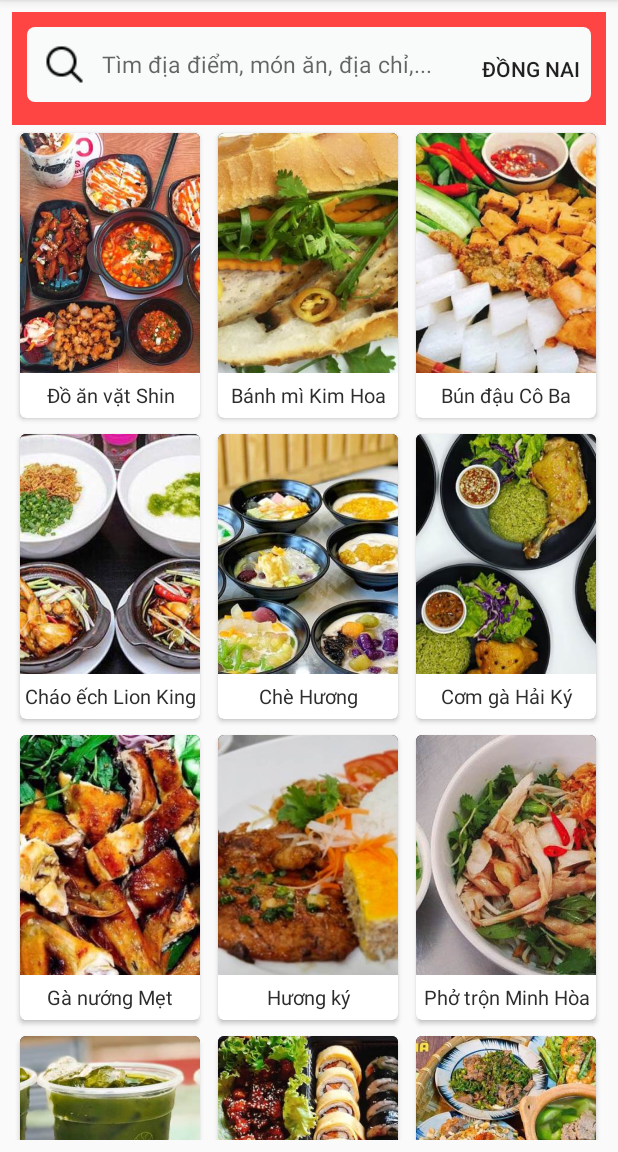
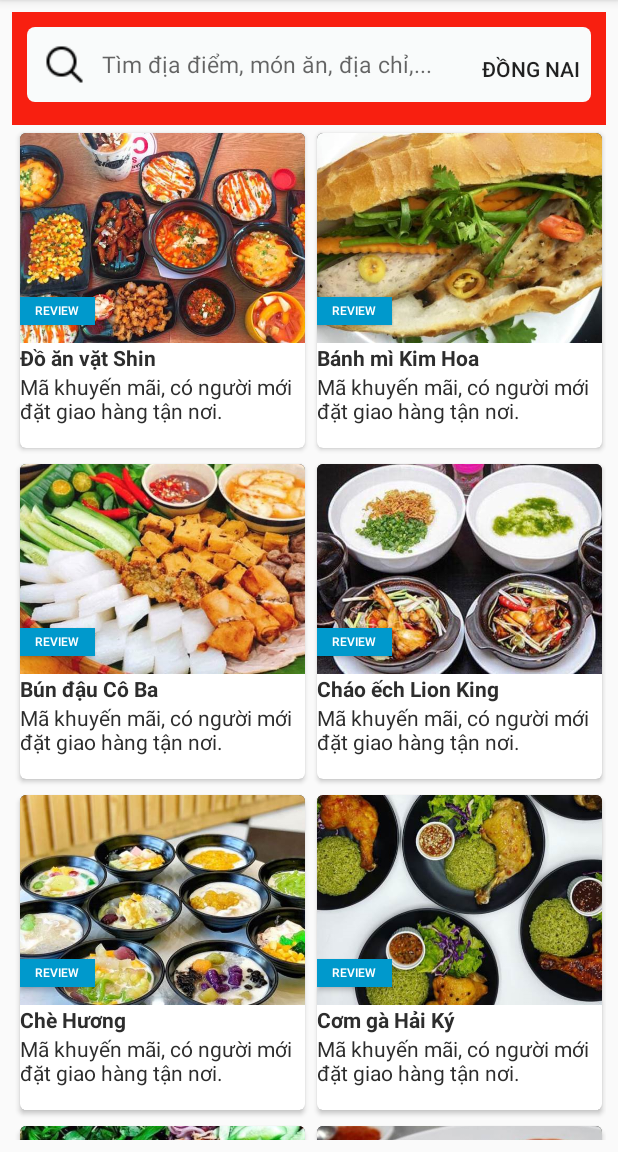
Before and after one commit to leminhphuoc/FoodyProjectAndroid, an Android app: the RestaurantList screen opened directly, with no data from a screen before it, on a phone screen of 412 x 824 dp, the part 84-1236 px from its top. Run offline under Robolectric (Android 15) with nearby library versions, the phone set to English and light mode, and no system bars.

Commit message:
update RestaurantList

```diff
--- a/src/app/src/main/java/hcmute/edu/vn/nhom02/foodyproject/RestaurantList.java
+++ b/src/app/src/main/java/hcmute/edu/vn/nhom02/foodyproject/RestaurantList.java
@@ -33,7 +33,7 @@ public class RestaurantList extends AppCompatActivity {
         lstRestaurant.add(new Restaurant("Xôi gà Mỹ Huệ", "Đặng Văn Trơn, Hiệp Hoà, Tp. Biên Hòa, Đồng Nai", "Ăn vặt", R.drawable.dongnoixoiga));
         RecyclerView myrv = (RecyclerView) findViewById(R.id.recyclerview_id);
         RecyclerViewAdapter myAdapter = new RecyclerViewAdapter(this, lstRestaurant);
-        myrv.setLayoutManager(new GridLayoutManager(this, 3));
+        myrv.setLayoutManager(new GridLayoutManager(this, 2));
         myrv.setAdapter(myAdapter);
     }
 }
--- a/src/app/src/main/res/layout/activity_restaurant_list.xml
+++ b/src/app/src/main/res/layout/activity_restaurant_list.xml
@@ -13,7 +13,7 @@
         android:layout_width="match_parent"
         android:layout_height="wrap_content"
         android:layout_weight="9"
-        android:background="@android:color/holo_red_light">
+        android:background="#F81F10">
 
         <EditText
             android:id="@+id/name"
--- a/src/app/src/main/res/layout/cardview_item_restaurant.xml
+++ b/src/app/src/main/res/layout/cardview_item_restaurant.xml
@@ -4,8 +4,8 @@
     android:id="@+id/cardview_id"
     android:clickable="true"
     android:foreground="?android:attr/selectableItemBackground"
-    android:layout_width="120dp"
-    android:layout_height="190dp"
+    android:layout_width="190dp"
+    android:layout_height="210dp"
     xmlns:cardview="http://schemas.android.com/apk/res-auto"
     android:layout_margin="5dp"
     cardview:cardCornerRadius="4dp">
@@ -15,21 +15,52 @@
         android:layout_width="match_parent"
         android:layout_height="match_parent">
 
-        <ImageView
-            android:id="@+id/restaurant_img_id"
+        <RelativeLayout
             android:layout_width="match_parent"
-            android:layout_height="160dp"
-            android:scaleType="centerCrop"
-            android:background="#2d2d2d"/>
+            android:layout_height="140dp">
+            <ImageView
+                android:id="@+id/restaurant_img_id"
+                android:layout_width="match_parent"
+                android:layout_height="140dp"
+                android:scaleType="centerCrop"
+                android:background="#2d2d2d"/>
+
+            <Button
+                android:id="@+id/button"
+                android:layout_width="50dp"
+                android:layout_height="20dp"
+                android:layout_alignParentTop="true"
+                android:layout_alignParentBottom="true"
+                android:layout_marginTop="109dp"
+                android:layout_marginBottom="12dp"
+                android:background="@android:color/holo_blue_dark"
+                android:text="Review"
+                android:textColor="@android:color/white"
+                android:textSize="8sp" />
+        </RelativeLayout>
+
 
         <TextView
             android:id="@+id/restaurant_name_id"
+            android:layout_width="match_parent"
+            android:layout_height="wrap_content"
+            android:gravity="left"
+            android:text="Restaurant Name"
             android:textColor="#2d2d2d"
-            android:textSize="13sp"
-            android:gravity="center"
+            android:textSize="14sp"
+            android:textStyle="bold"/>
+
+        <TextView
+            android:id="@+id/restaurant_description_id"
             android:layout_width="match_parent"
-            android:layout_height="match_parent"
-            android:text="Restaurant Name"/>
+            android:layout_height="40dp"
+            android:gravity="left"
+            android:text="Mã khuyến mãi, có người mới đặt giao hàng tận nơi."
+
+            android:textColor="#2d2d2d"
+            android:textSize="14sp"/>
+
+
     </LinearLayout>
 
 </androidx.cardview.widget.CardView>
```
Also changed, not shown: src/app/src/main/res/drawable/dongnaianvat.png, src/app/src/main/res/drawable/dongnaibanhmi.png, src/app/src/main/res/drawable/dongnaibundau.png, src/app/src/main/res/drawable/dongnaichaoech.png, src/app/src/main/res/drawable/dongnaiche.png, src/app/src/main/res/drawable/dongnaicomga.png, src/app/src/main/res/drawable/dongnaiganuong.png, src/app/src/main/res/drawable/dongnaihuongky4.png, src/app/src/main/res/drawable/dongnaiphotron.png, src/app/src/main/res/drawable/dongnairaumaxanh.png, src/app/src/main/res/drawable/dongnaisushi.png, src/app/src/main/res/drawable/dongnoixoiga.png.
